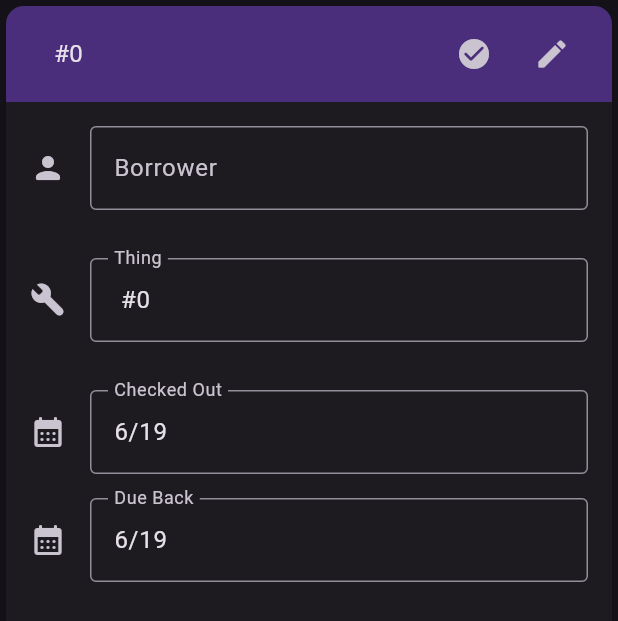
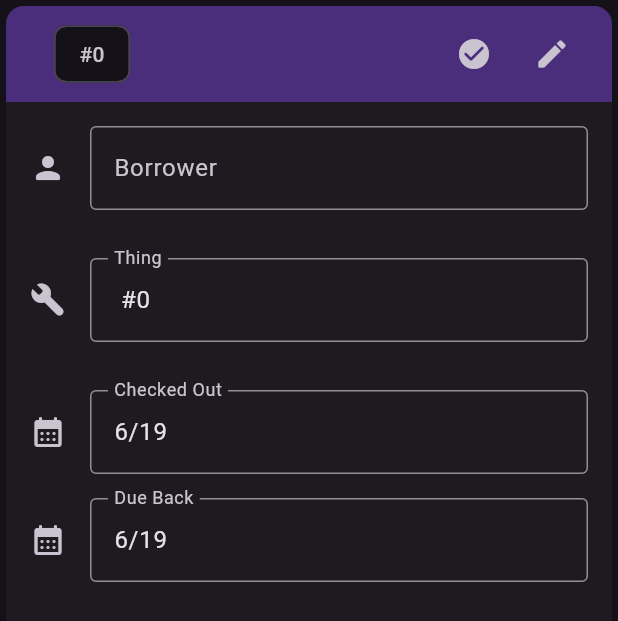
Before and after one commit to pvdthings/librarian_app, a Flutter app: the LoanDetailsPane widget shown alone on an empty page, opened directly with empty values, on a phone screen of 412 x 824 dp. Shown: the top 621 px of the screen. Run offline on Flutter 3.47's test engine with Material 2 defaults, Android fonts, the phone set to English and light mode, and no system bars; our stand-ins replace dio, supabase_flutter; accounts and stored records are empty; network calls fail.

Commit message:
Wrap Thing # with chip

```diff
--- a/lib/src/features/loans/presentation/loan_details_pane.dart
+++ b/lib/src/features/loans/presentation/loan_details_pane.dart
@@ -51,10 +51,7 @@ class _LoanDetailsPaneState extends State<LoanDetailsPane> {
                             style: const TextStyle(fontSize: 24),
                           ),
                           const SizedBox(width: 16),
-                          Text(
-                            '#${loan.thing.number}',
-                            style: const TextStyle(fontSize: 16),
-                          ),
+                          Chip(label: Text('#${loan.thing.number}')),
                         ],
                       ),
                       Row(
```
